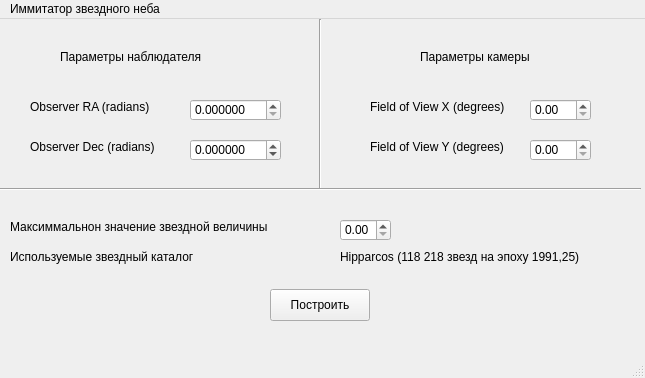
Qt form src/Forms/mainwindow.ui (lemonilloun/starry_sky) before a commit.
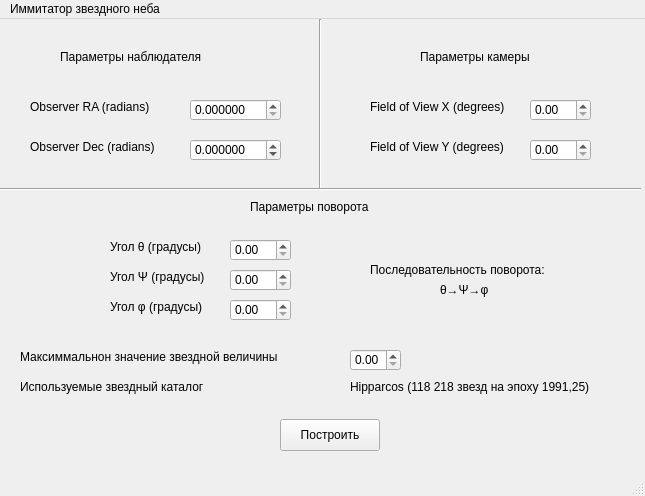
The same form after that commit.

Commit message: adding rotation angles in UI

Patch:
```diff
--- a/src/Forms/mainwindow.ui
+++ b/src/Forms/mainwindow.ui
@@ -7,7 +7,7 @@
     <x>0</x>
     <y>0</y>
     <width>645</width>
-    <height>378</height>
+    <height>496</height>
    </rect>
   </property>
   <property name="windowTitle">
@@ -117,8 +117,8 @@
    <widget class="QLabel" name="label_4">
     <property name="geometry">
      <rect>
-      <x>10</x>
-      <y>200</y>
+      <x>20</x>
+      <y>330</y>
       <width>311</width>
       <height>16</height>
      </rect>
@@ -130,8 +130,8 @@
    <widget class="QDoubleSpinBox" name="maxMagnitudeSpinBox">
     <property name="geometry">
      <rect>
-      <x>340</x>
-      <y>200</y>
+      <x>350</x>
+      <y>330</y>
       <width>51</width>
       <height>22</height>
      </rect>
@@ -195,8 +195,8 @@
    <widget class="QLabel" name="label_7">
     <property name="geometry">
      <rect>
-      <x>10</x>
-      <y>230</y>
+      <x>20</x>
+      <y>360</y>
       <width>211</width>
       <height>16</height>
      </rect>
@@ -208,8 +208,8 @@
    <widget class="QLabel" name="label_8">
     <property name="geometry">
      <rect>
-      <x>340</x>
-      <y>230</y>
+      <x>350</x>
+      <y>360</y>
       <width>281</width>
       <height>16</height>
      </rect>
@@ -234,8 +234,8 @@
    <widget class="QPushButton" name="buildMapButton">
     <property name="geometry">
      <rect>
-      <x>270</x>
-      <y>270</y>
+      <x>280</x>
+      <y>400</y>
       <width>100</width>
       <height>32</height>
      </rect>
@@ -244,6 +244,135 @@
      <string>Построить</string>
     </property>
    </widget>
+   <widget class="QDoubleSpinBox" name="psiSpinBox">
+    <property name="geometry">
+     <rect>
+      <x>230</x>
+      <y>250</y>
+      <width>61</width>
+      <height>22</height>
+     </rect>
+    </property>
+    <property name="decimals">
+     <number>2</number>
+    </property>
+    <property name="maximum">
+     <double>180.000000000000000</double>
+    </property>
+   </widget>
+   <widget class="QLabel" name="phi_label">
+    <property name="geometry">
+     <rect>
+      <x>110</x>
+      <y>280</y>
+      <width>111</width>
+      <height>16</height>
+     </rect>
+    </property>
+    <property name="text">
+     <string>Угол φ (градусы)</string>
+    </property>
+   </widget>
+   <widget class="QDoubleSpinBox" name="phiSpinBox">
+    <property name="geometry">
+     <rect>
+      <x>230</x>
+      <y>280</y>
+      <width>61</width>
+      <height>22</height>
+     </rect>
+    </property>
+    <property name="decimals">
+     <number>2</number>
+    </property>
+    <property name="minimum">
+     <double>0.000000000000000</double>
+    </property>
+    <property name="maximum">
+     <double>180.000000000000000</double>
+    </property>
+   </widget>
+   <widget class="QLabel" name="psi_label">
+    <property name="geometry">
+     <rect>
+      <x>110</x>
+      <y>250</y>
+      <width>111</width>
+      <height>16</height>
+     </rect>
+    </property>
+    <property name="text">
+     <string>Угол Ψ (градусы)</string>
+    </property>
+   </widget>
+   <widget class="QLabel" name="theta_label">
+    <property name="geometry">
+     <rect>
+      <x>110</x>
+      <y>220</y>
+      <width>111</width>
+      <height>16</height>
+     </rect>
+    </property>
+    <property name="text">
+     <string>Угол θ (градусы)</string>
+    </property>
+   </widget>
+   <widget class="QDoubleSpinBox" name="thetaSpinBox">
+    <property name="geometry">
+     <rect>
+      <x>230</x>
+      <y>220</y>
+      <width>61</width>
+      <height>22</height>
+     </rect>
+    </property>
+    <property name="decimals">
+     <number>2</number>
+    </property>
+    <property name="maximum">
+     <double>180.000000000000000</double>
+    </property>
+   </widget>
+   <widget class="QLabel" name="label_9">
+    <property name="geometry">
+     <rect>
+      <x>250</x>
+      <y>180</y>
+      <width>141</width>
+      <height>16</height>
+     </rect>
+    </property>
+    <property name="text">
+     <string>Параметры поворота </string>
+    </property>
+   </widget>
+   <widget class="QLabel" name="label_10">
+    <property name="geometry">
+     <rect>
+      <x>370</x>
+      <y>240</y>
+      <width>221</width>
+      <height>21</height>
+     </rect>
+    </property>
+    <property name="text">
+     <string>Последовательность поворота:</string>
+    </property>
+   </widget>
+   <widget class="QLabel" name="label_11">
+    <property name="geometry">
+     <rect>
+      <x>440</x>
+      <y>260</y>
+      <width>61</width>
+      <height>21</height>
+     </rect>
+    </property>
+    <property name="text">
+     <string>θ→Ψ→φ</string>
+    </property>
+   </widget>
   </widget>
   <widget class="QMenuBar" name="menubar">
    <property name="geometry">
```
The commit also changes 3 other files.
